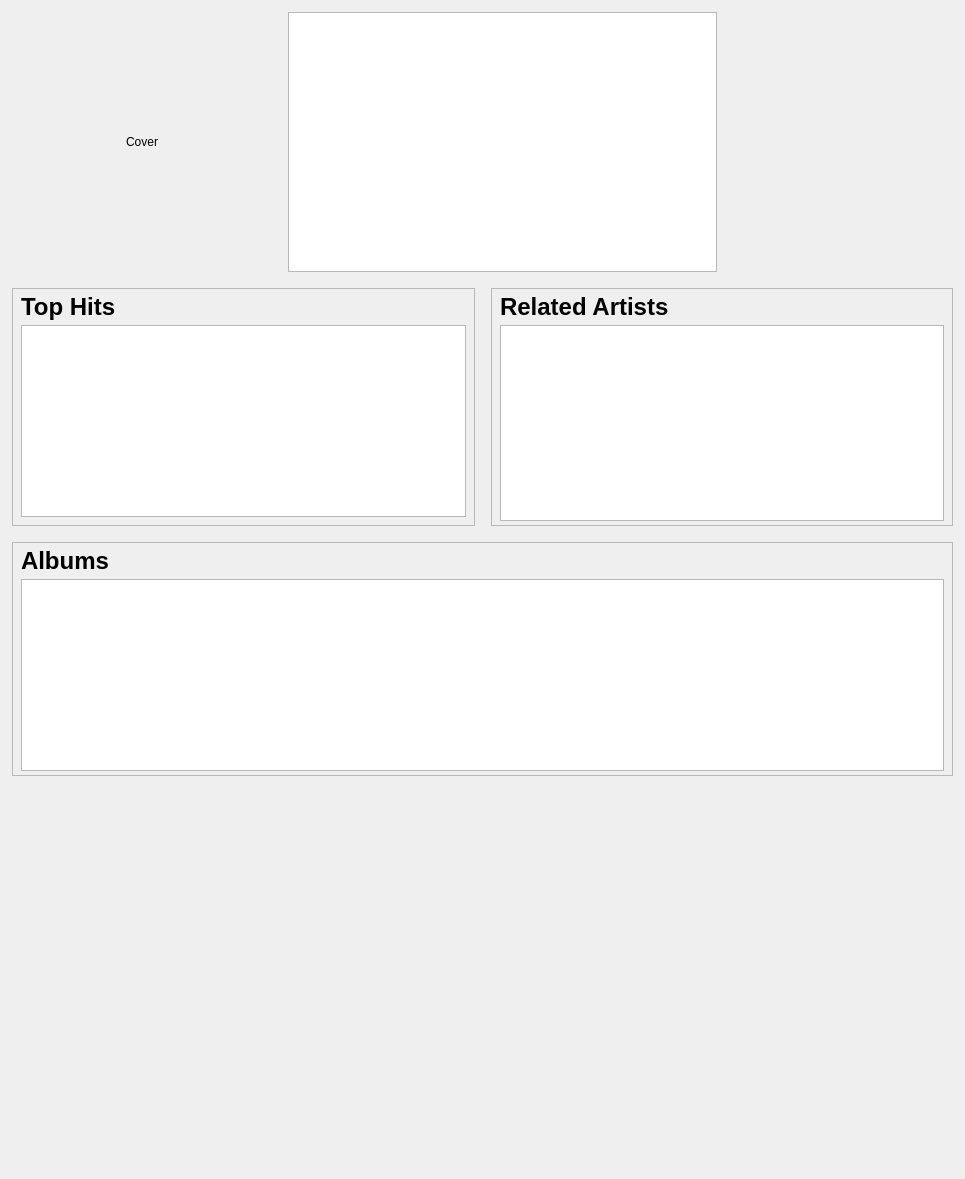
Old version of the form src/libtomahawk/widgets/infowidgets/ArtistInfoWidget.ui in the repository tomahawk-player/tomahawk.
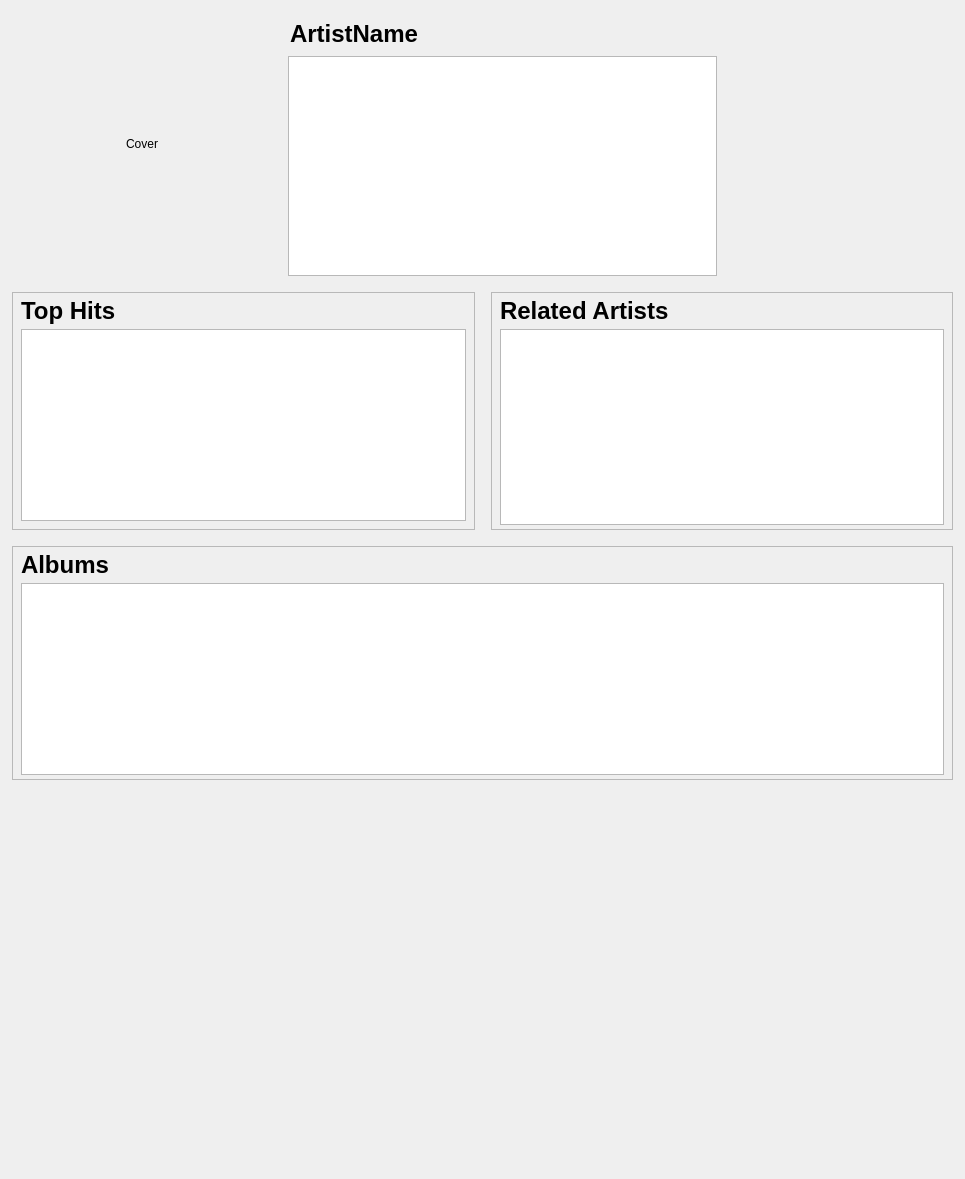
New version of the form. Custom widgets are drawn as their Qt base class.

Commit message: * Moved artist / track labels out of the PlayableCover.

What changed in the file:
```diff
--- a/src/libtomahawk/widgets/infowidgets/ArtistInfoWidget.ui
+++ b/src/libtomahawk/widgets/infowidgets/ArtistInfoWidget.ui
@@ -51,6 +51,46 @@
       </widget>
      </item>
      <item>
+      <layout class="QVBoxLayout" name="verticalLayout_3">
+       <property name="spacing">
+        <number>8</number>
+       </property>
+       <property name="leftMargin">
+        <number>0</number>
+       </property>
+       <property name="topMargin">
+        <number>8</number>
+       </property>
+       <property name="rightMargin">
+        <number>0</number>
+       </property>
+       <property name="bottomMargin">
+        <number>0</number>
+       </property>
+       <item>
+        <widget class="QLabel" name="artistLabel">
+         <property name="sizePolicy">
+          <sizepolicy hsizetype="MinimumExpanding" vsizetype="Preferred">
+           <horstretch>0</horstretch>
+           <verstretch>0</verstretch>
+          </sizepolicy>
+         </property>
+         <property name="font">
+          <font>
+           <pointsize>18</pointsize>
+           <weight>75</weight>
+           <bold>true</bold>
+          </font>
+         </property>
+         <property name="text">
+          <string notr="true" extracomment="not translatable because not shown to the user">ArtistName</string>
+         </property>
+         <property name="indent">
+          <number>2</number>
+         </property>
+        </widget>
+       </item>
+       <item>
       <widget class="QTextBrowser" name="biography">
        <property name="sizePolicy">
         <sizepolicy hsizetype="MinimumExpanding" vsizetype="MinimumExpanding">
@@ -61,13 +101,15 @@
        <property name="minimumSize">
         <size>
          <width>0</width>
-         <height>240</height>
+           <height>220</height>
         </size>
        </property>
        <property name="horizontalScrollBarPolicy">
         <enum>Qt::ScrollBarAlwaysOff</enum>
        </property>
       </widget>
+       </item>
+      </layout>
      </item>
      <item>
       <widget class="QWidget" name="statsWidget" native="true">
```
Lines whose indentation alone changed are shown as unchanged. The commit also changes 3 other files.
